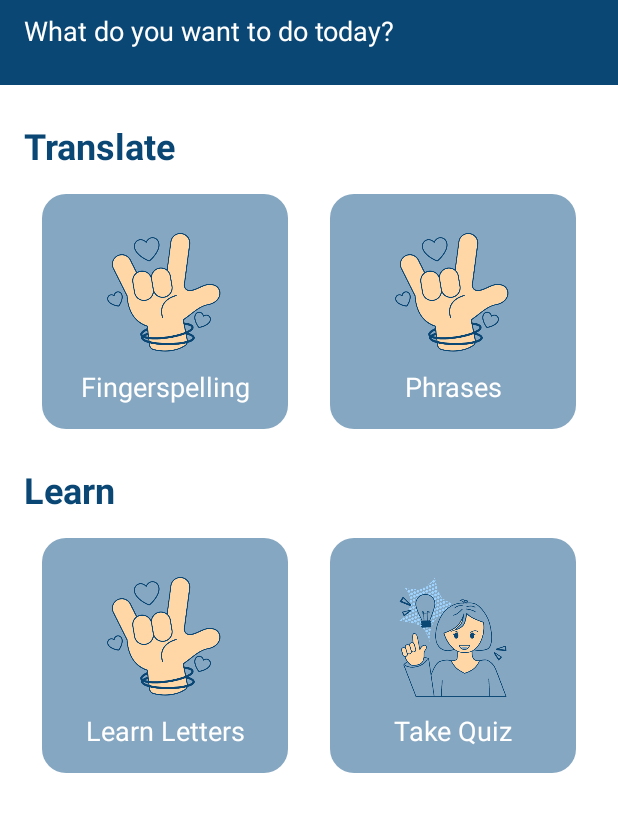
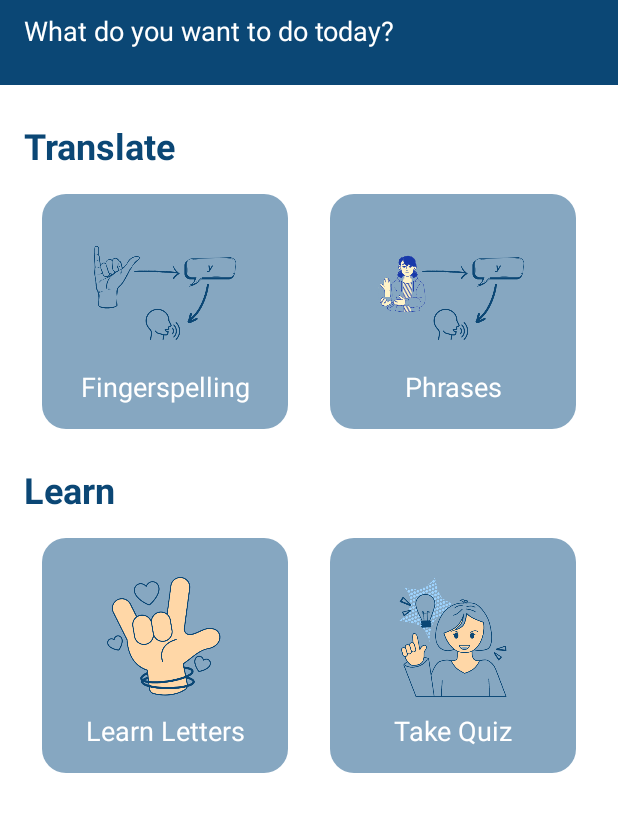
Before and after one commit to kathlenprocorato/Signalink-AndroidApp, an Android app: the fragment HomeFragment shown on its own in the app's theme, on a phone screen of 412 x 824 dp, the part 185-1017 px from its top. Run offline under Robolectric (Android 15) with nearby library versions, the phone set to English and light mode, and no system bars.

Commit message:
Edit icons

```diff
--- a/Signalinkversiontwo/app/src/main/res/layout/fragment_home.xml
+++ b/Signalinkversiontwo/app/src/main/res/layout/fragment_home.xml
@@ -97,7 +97,7 @@
                             android:layout_height="100dp"
                             android:layout_gravity="center"
                             android:scaleType="centerCrop"
-                            android:src="@drawable/ic_letters"
+                            android:src="@drawable/translateletters"
                             tools:layout_editor_absoluteX="63dp"
                             tools:layout_editor_absoluteY="199dp" />
 
@@ -125,7 +125,7 @@
                             android:layout_height="100dp"
                             android:layout_gravity="center"
                             android:scaleType="centerCrop"
-                            android:src="@drawable/ic_letters"
+                            android:src="@drawable/translatephrases"
                             tools:layout_editor_absoluteX="63dp"
                             tools:layout_editor_absoluteY="199dp" />
 
```
Also changed, not shown: Signalinkversiontwo/app/src/main/res/drawable/translateletters.png (added), Signalinkversiontwo/app/src/main/res/drawable/translatephrases.png (added).
